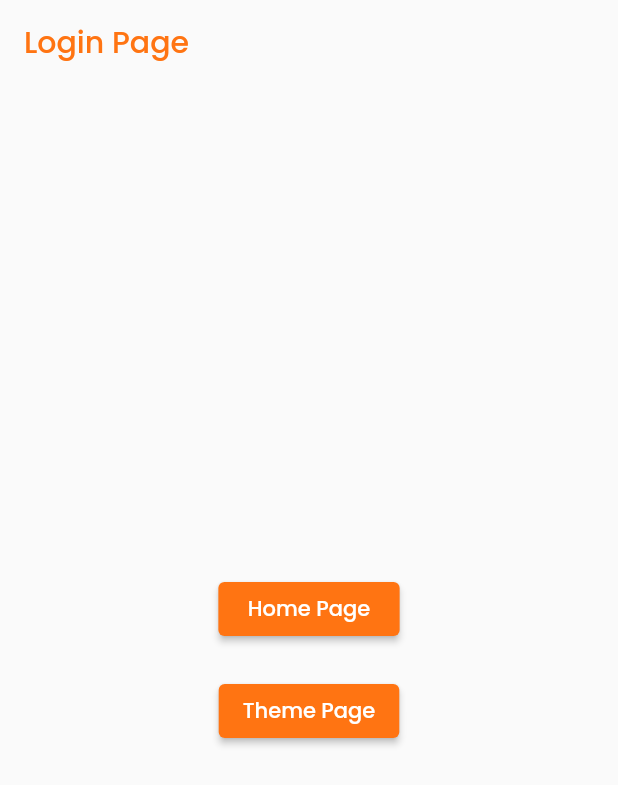
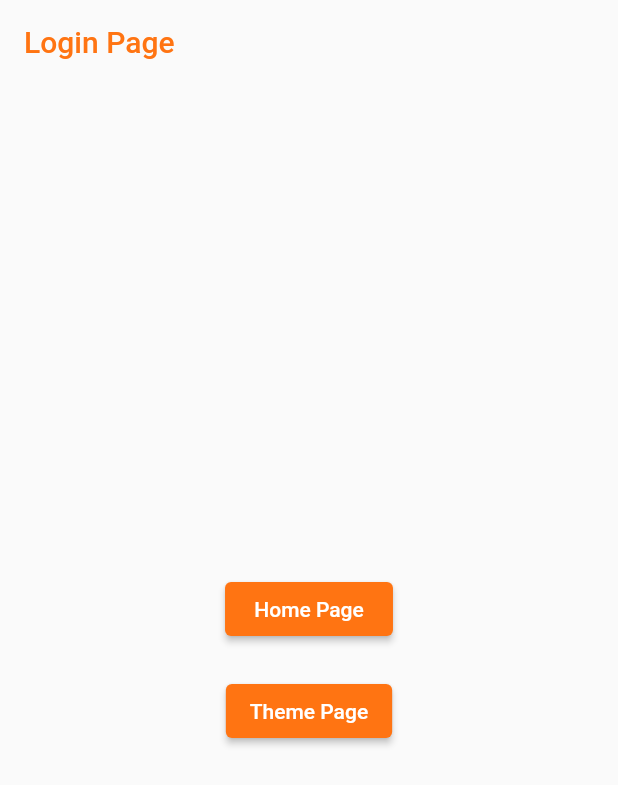
Before and after one commit to patlimm/MLiQ-Interns, a Flutter app: the screen it shows after launch, on a phone screen of 412 x 824 dp. Shown: the top 785 px of the screen. Run offline on Flutter 3.47's test engine with Material 2 defaults, Android fonts, the phone set to English and light mode, and no system bars; our stand-ins replace flutter_riverpod, go_router.

Commit message:
sample text theme  added

```diff
--- a/lib/theme/app_theme_data.dart
+++ b/lib/theme/app_theme_data.dart
@@ -26,9 +26,18 @@ class AppThemeData with AppColors {
     const backgroundColor = Color(0xFF121212);
     const errorColor = Color(0xFFB00020);
 
+    TextTheme sampleTextTheme = ThemeData.light().textTheme.copyWith(
+          titleMedium: TextStyle(
+            fontWeight: FontWeight.bold,
+            fontSize: 24,
+            color: primaryColor,
+          ),
+        );
+
     return ThemeData(
       brightness: Brightness.light,
       fontFamily: 'Poppins',
+      textTheme: sampleTextTheme,
       primarySwatch: primarySwatch,
       disabledColor: disabledColor,
       backgroundColor: backgroundColor,
@@ -56,9 +65,18 @@ class AppThemeData with AppColors {
     const backgroundColor = Color(0xFF121212);
     const errorColor = Color(0xFFCF6679);
 
+    TextTheme sampleTextTheme = ThemeData.light().textTheme.copyWith(
+          titleMedium: TextStyle(
+            fontWeight: FontWeight.bold,
+            fontSize: 24,
+            color: primaryColor,
+          ),
+        );
+
     return ThemeData(
       brightness: Brightness.dark,
       fontFamily: 'Poppins',
+      textTheme: sampleTextTheme,
       primarySwatch: darkSwatch,
       errorColor: errorColor,
       disabledColor: disabledColor,
```
